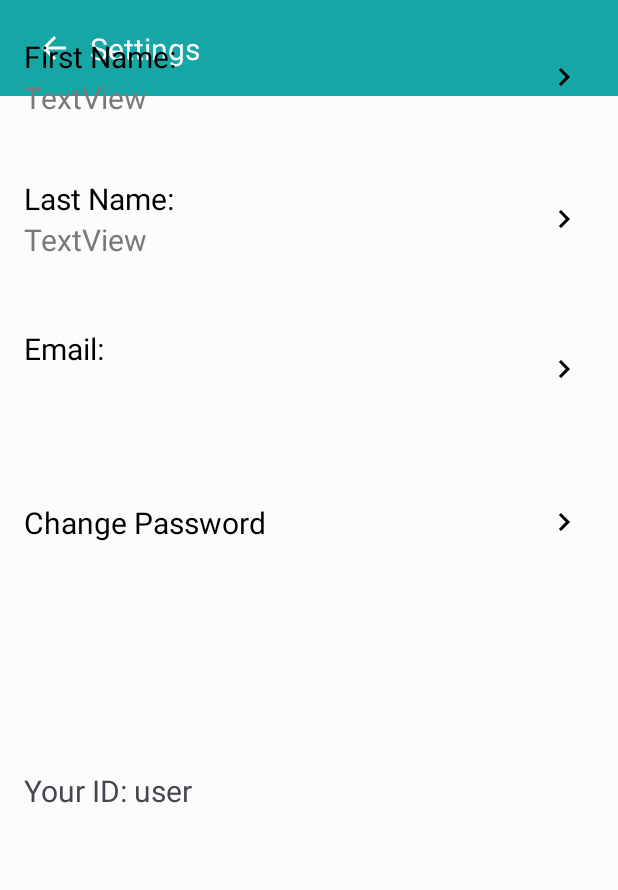
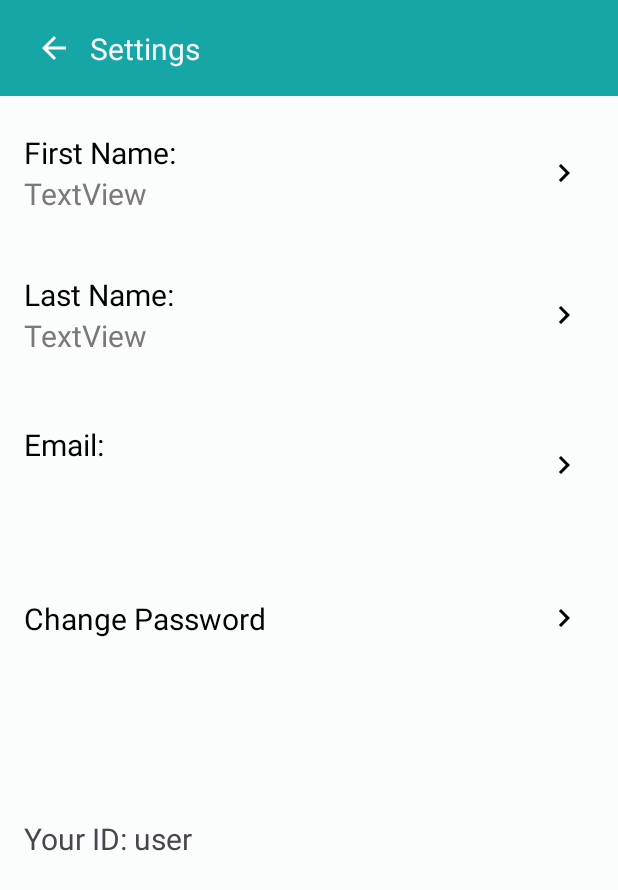
Before and after one commit to CMPUT301F21T17/Sisyphus, an Android app: the Settings screen opened directly, with no data from a screen before it, on a phone screen of 412 x 824 dp. Shown: the top 890 px of the screen. Run offline under Robolectric (Android 15) with nearby library versions, the light colour scheme and no system bars; our stand-ins replace Firebase (no records; nobody signed in at launch, a user with empty details on screens opened directly); 2 statements that could not run were skipped.

Commit message:
Removed a line that was creating a looping error

```diff
--- a/app/src/main/java/com/example/sisyphus/View/GoogleMaps.java
+++ b/app/src/main/java/com/example/sisyphus/View/GoogleMaps.java
@@ -147,7 +147,6 @@ public class GoogleMaps extends FragmentActivity implements OnMapReadyCallback {
                 mMap.setMyLocationEnabled(false);
                 mMap.getUiSettings().setMyLocationButtonEnabled(false);
                 lastKnownLocation = null;
-                getLocationPermission();
             }
         } catch (SecurityException e) {
             Log.e("Exception: %s", e.getMessage());
--- a/app/src/main/res/layout/usersettings.xml
+++ b/app/src/main/res/layout/usersettings.xml
@@ -65,7 +65,7 @@
         app:layout_constraintEnd_toEndOf="parent"
         app:layout_constraintHorizontal_bias="0.0"
         app:layout_constraintStart_toStartOf="parent"
-        app:layout_constraintTop_toTopOf="parent"
+        app:layout_constraintTop_toBottomOf="@+id/top_bar"
         app:layout_constraintVertical_bias="0.0">
         app:layout_constraintTop_toBottomOf="@id/top_bar"
         app:layout_constraintVertical_bias="1.0">
```
